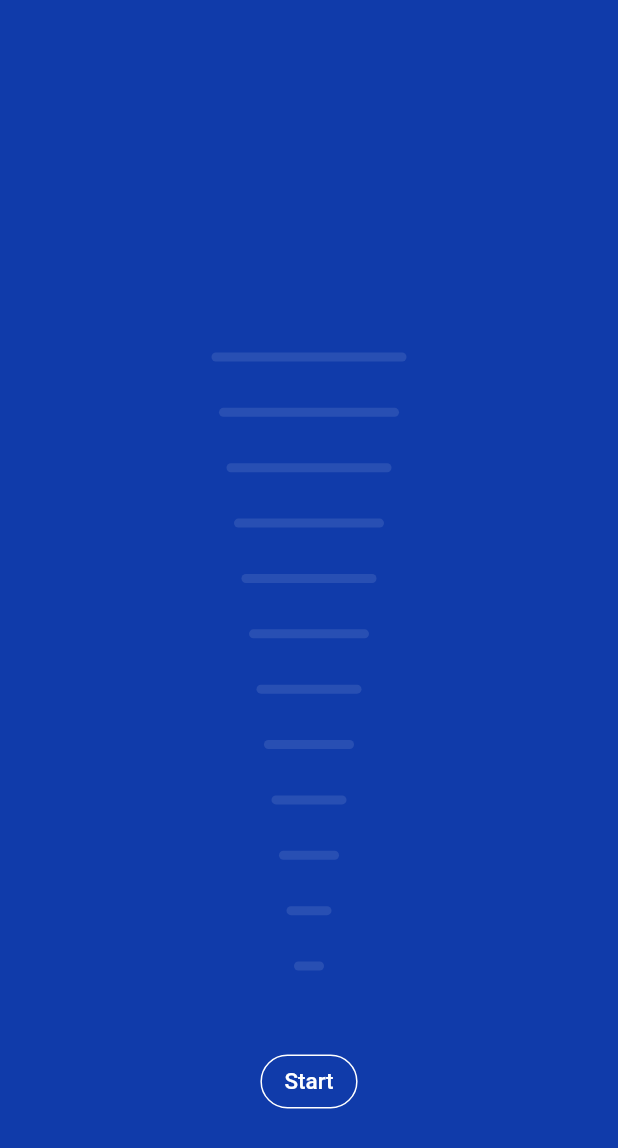
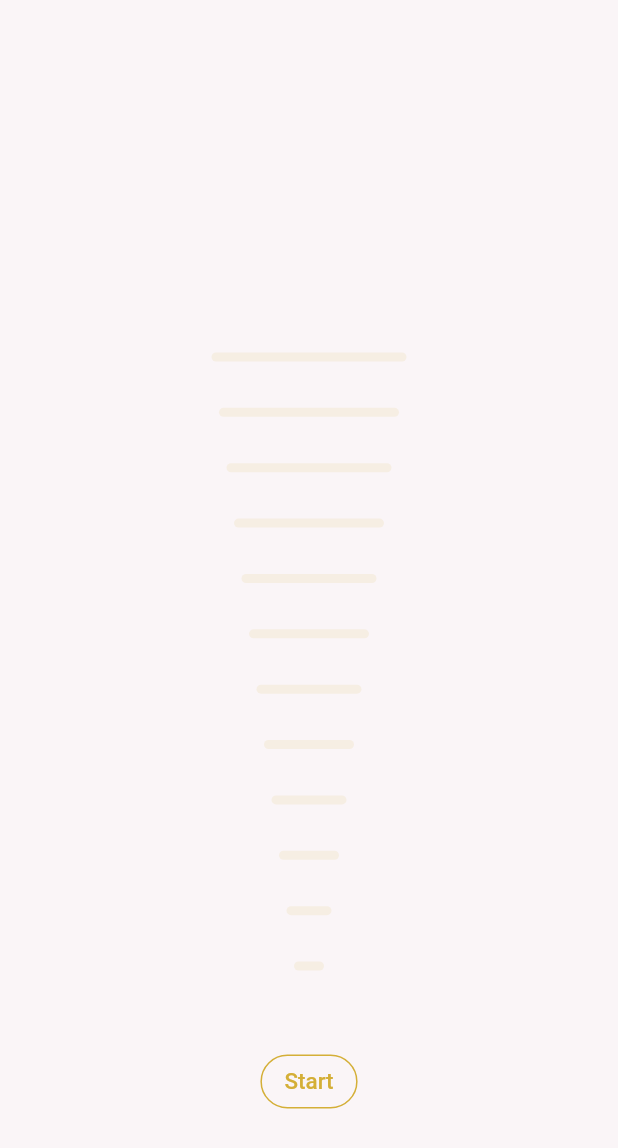
Before and after one commit to charlotteisambert/cardiac_coherence, a Flutter app: the screen it shows after launch, on a phone screen of 412 x 824 dp. Shown: the top 1148 px of the screen. Run offline on Flutter 3.47's test engine with Material 2 defaults, Android fonts, the phone set to English and light mode, and no system bars.

Commit message:
(theme): define colors

```diff
--- a/lib/components/animated_opacity_text/animated_opacity_text.dart
+++ b/lib/components/animated_opacity_text/animated_opacity_text.dart
@@ -1,3 +1,4 @@
+import 'package:cardiac_coherence/utils/style.dart';
 import 'package:flutter/material.dart';
 
 class AnimatedOpacityText extends StatefulWidget {
@@ -19,7 +20,7 @@ class _AnimatedOpacityTextState extends State<AnimatedOpacityText>
         opacity: widget.opacity,
         child: Text(
           widget.title,
-          style: TextStyle(fontSize: 30, color: Colors.white),
+          style: TextStyle(fontSize: 30, color: Color(colors['light'])),
         ));
   }
 }
--- a/lib/components/animation-button/animation-button.dart
+++ b/lib/components/animation-button/animation-button.dart
@@ -1,3 +1,4 @@
+import 'package:cardiac_coherence/utils/style.dart';
 import 'package:flutter/material.dart';
 
 class AnimationButton extends StatelessWidget {
@@ -14,10 +15,10 @@ class AnimationButton extends StatelessWidget {
         onPressed: this.onPressed,
         child: Text(
           title,
-          style: TextStyle(fontSize: 15, color: Colors.white),
+          style: TextStyle(fontSize: 15, color: Color(colors['light'])),
         ),
         style: OutlinedButton.styleFrom(
             shape: StadiumBorder(),
-            side: BorderSide(width: 1, color: Colors.white)));
+            side: BorderSide(width: 1, color: Color(colors['light']))));
   }
 }
--- a/lib/components/home/home.dart
+++ b/lib/components/home/home.dart
@@ -1,11 +1,12 @@
 import 'package:cardiac_coherence/components/index.dart';
+import 'package:cardiac_coherence/utils/style.dart';
 import 'package:flutter/material.dart';
 
 class Home extends StatelessWidget {
   @override
   Widget build(BuildContext context) {
     return Container(
-        decoration: BoxDecoration(color: Color(0xFF103BAA)),
+        decoration: BoxDecoration(color: Color(colors['blue'])),
         child: BarsAnimationWrapper());
   }
 }
--- a/lib/components/horizontal_bar/horizontal_bar.dart
+++ b/lib/components/horizontal_bar/horizontal_bar.dart
@@ -1,3 +1,4 @@
+import 'package:cardiac_coherence/utils/style.dart';
 import 'package:flutter/material.dart';
 
 const GROWTH_PERCENTAGE = 50 / 100;
@@ -97,7 +98,7 @@ class _HorizontalBarState extends State<HorizontalBar>
         width: widget.animatedWidth.value,
         height: widget.height,
         decoration: BoxDecoration(
-          color: Colors.white.withOpacity(widget.opacity.value),
+          color: Color(colors['light']).withOpacity(widget.opacity.value),
           borderRadius: BorderRadius.circular(10),
         ));
   }
--- /dev/null
+++ b/lib/utils/style.dart
@@ -0,0 +1,4 @@
+Map colors = Map.unmodifiable({
+  'blue': 0xFFE9DC0,
+  'light': 0xFFD4AF37,
+});
```
